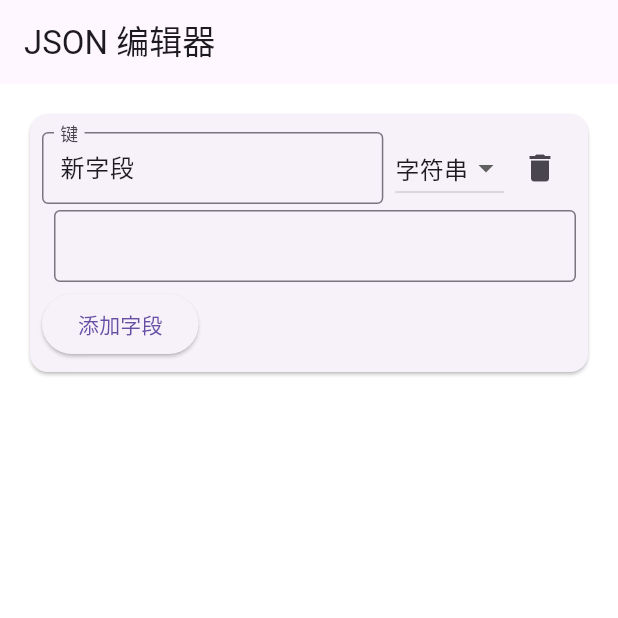
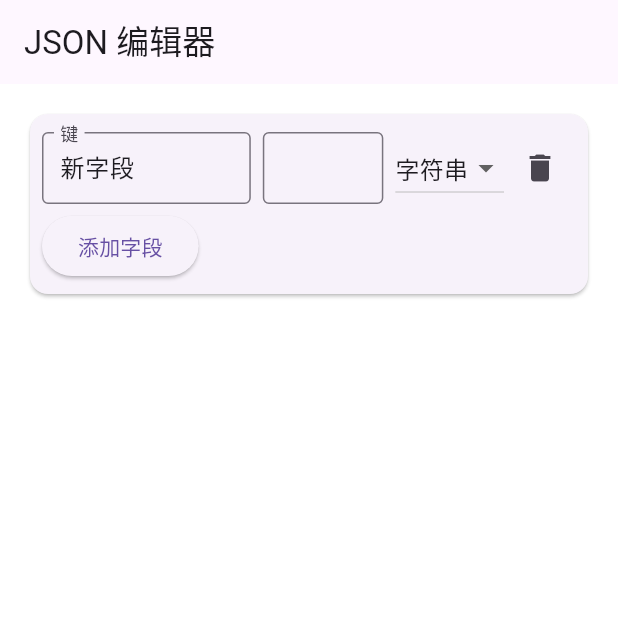
Before and after one commit to mikehunt997/jsoneditor, a Flutter app: the screen it shows after launch, after a tap on "添加字段", on a phone screen of 412 x 824 dp, the top half of it. Run offline on Flutter 3.47's test engine with Material 3 defaults, Android fonts, the phone set to English and light mode, and no system bars; our stand-ins replace flutter_screenutil, flutter_svg; Roboto replaces fonts that are missing (SF Pro Display).

Commit message:
Refactor JSON editor layout for better readability and responsiveness

```diff
--- a/lib/widgets/json_editor.dart
+++ b/lib/widgets/json_editor.dart
@@ -201,6 +201,7 @@ class _JsonEditorState extends State<JsonEditor> {
                         crossAxisAlignment: CrossAxisAlignment.start,
                         children: [
                           Row(
+                            crossAxisAlignment: CrossAxisAlignment.start,
                             children: [
                               Expanded(
                                 flex: 2,
@@ -224,6 +225,15 @@ class _JsonEditorState extends State<JsonEditor> {
                                 ),
                               ),
                               const SizedBox(width: 8),
+                              Expanded(
+                                flex: 3,
+                                child: Row(
+                                  children: [
+                                    Expanded(
+                                      child: renderValue(
+                                          entry.value, [...path, entry.key]),
+                                    ),
+                                    const SizedBox(width: 8),
                                     buildTypeSelector(
                                         entry.value, [...path, entry.key]),
                                     IconButton(
@@ -237,11 +247,8 @@ class _JsonEditorState extends State<JsonEditor> {
                                     ),
                                   ],
                                 ),
-                          const SizedBox(height: 4),
-                          Padding(
-                            padding: const EdgeInsets.only(left: 8.0),
-                            child:
-                                renderValue(entry.value, [...path, entry.key]),
+                              ),
+                            ],
                           ),
                         ],
                       ),
@@ -273,17 +280,23 @@ class _JsonEditorState extends State<JsonEditor> {
                 .entries
                 .map((entry) => Padding(
                       padding: const EdgeInsets.symmetric(vertical: 4.0),
-                      child: Column(
+                      child: Row(
                         crossAxisAlignment: CrossAxisAlignment.start,
-                        children: [
-                          Row(
                         children: [
                           SizedBox(
                             width: 40,
                             child: Text('[${entry.key}]'),
                           ),
-                              buildTypeSelector(
-                                  entry.value, [...path, entry.key.toString()]),
+                          Expanded(
+                            child: Row(
+                              children: [
+                                Expanded(
+                                  child: renderValue(entry.value,
+                                      [...path, entry.key.toString()]),
+                                ),
+                                const SizedBox(width: 8),
+                                buildTypeSelector(entry.value,
+                                    [...path, entry.key.toString()]),
                                 IconButton(
                                   icon: const Icon(Icons.delete),
                                   onPressed: () {
@@ -304,11 +317,6 @@ class _JsonEditorState extends State<JsonEditor> {
                                 ),
                               ],
                             ),
-                          const SizedBox(height: 4),
-                          Padding(
-                            padding: const EdgeInsets.only(left: 48.0),
-                            child: renderValue(
-                                entry.value, [...path, entry.key.toString()]),
                           ),
                         ],
                       ),
```
Lines whose indentation alone changed are shown as unchanged.
